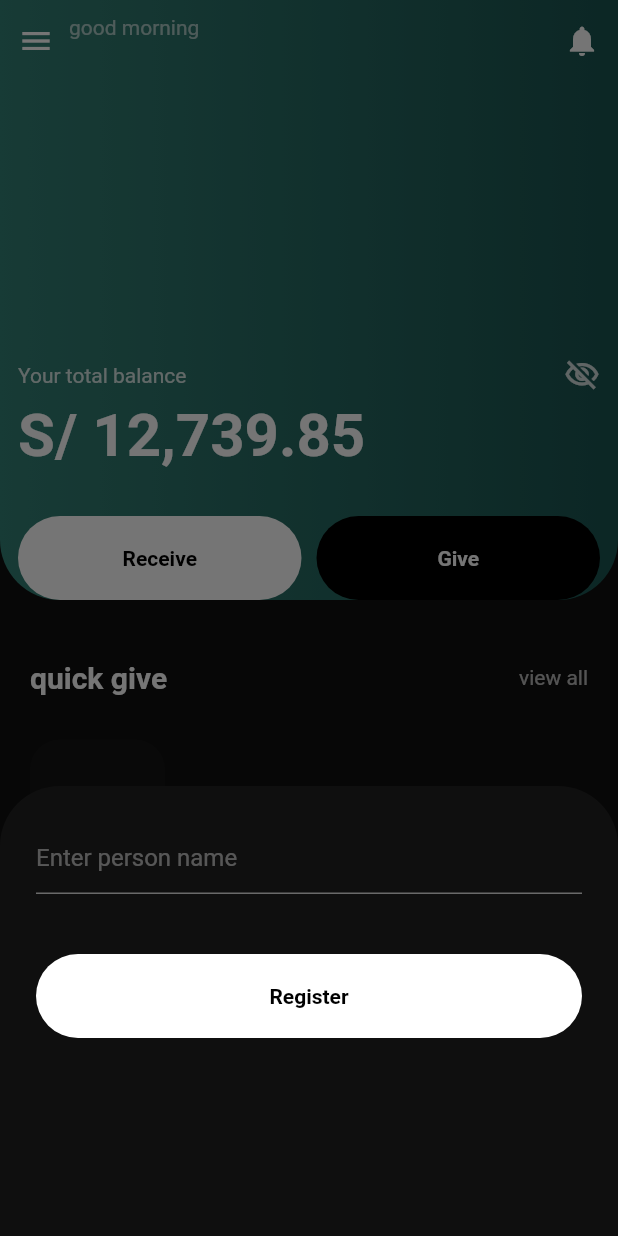
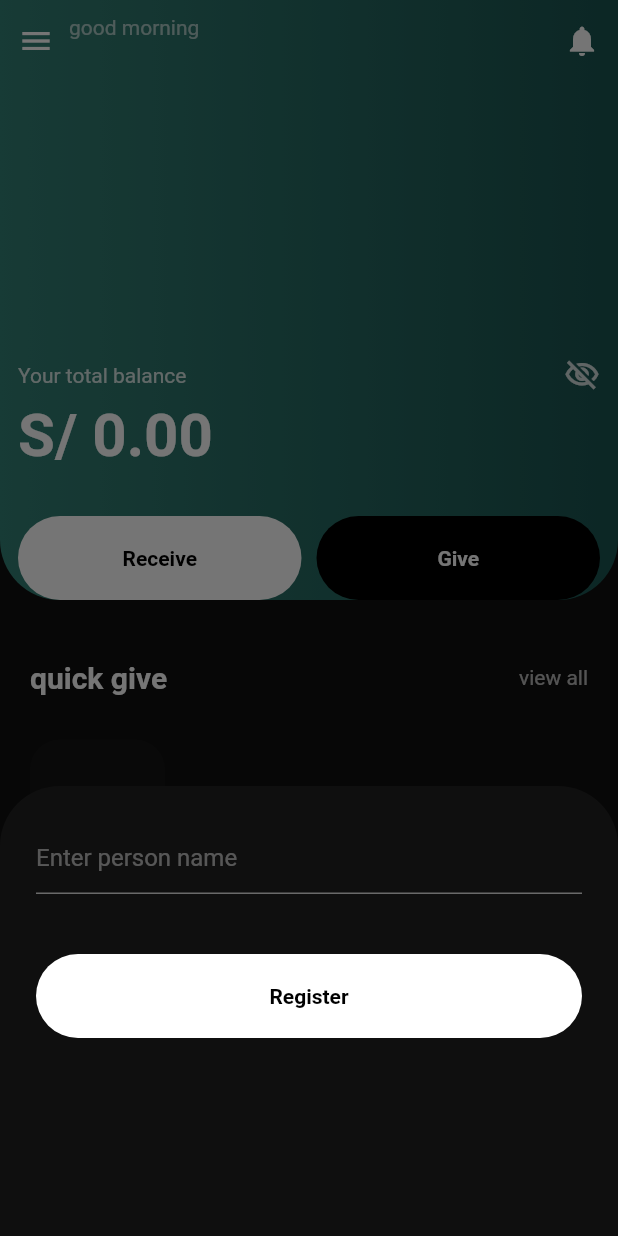
Before and after one commit to bzapata95/moloplay, a Flutter app: the Dashboard screen opened by its route, after a tap on an icon or button, on a phone screen of 412 x 824 dp. Run offline on Flutter 3.47's test engine with Material 2 defaults, Android fonts, the phone set to English and light mode, and no system bars; our stand-ins replace bloc, equatable, flutter_bloc, flutter_native_splash, shared_preferences, slide_to_act and 1 more; missing offline and left inert: onscreen_num_keyboard; accounts and stored records are empty.

Commit message:
register transactions list transactions

```diff
--- a/lib/blocs/business/business_bloc.dart
+++ b/lib/blocs/business/business_bloc.dart
@@ -12,37 +12,67 @@ class BusinessBloc extends Bloc<BusinessEvent, BusinessState> {
       : super(const BusinessState(
           persons: [],
           personSelected: null,
+          transactions: [],
         )) {
     on<OnAddPersonEvent>(_onAddPersons);
     on<OnLoadPersonsOfDbEvent>(((event, emit) => emit(state.copyWith(
           persons: event.persons,
         ))));
-    on<OnSelectedPersonForRegisterTransactionEvent>(
-        ((event, emit) => emit(state.copyWith(
-              personSelected: event.person,
-              typeTransaction: event.type,
-            ))));
+    on<OnRegisterTransactionEvent>(((event, emit) => emit(state.copyWith(
+          personSelected: event.person,
+          typeTransaction: event.type,
+        ))));
     on<OnCreateTransactionEvent>(_onCreateTransaction);
+    on<OnLoadTotalBalanceEvent>(
+        ((event, emit) => emit(state.copyWith(totalBalance: event.amount))));
+    on<OnLoadTransactionsEvent>(((event, emit) => emit(state.copyWith(
+          transactions: event.transactions,
+        ))));
 
     _init();
   }
 
   Future<void> _init() async {
     final persons = await SQLHelper.getPersons();
+    await loadTransactions();
+    await loadTotalBalance();
+
     final formatted = persons
         .map((e) => Person(
               id: e['id'],
               name: e['name'],
               urlImage: e['urlImage'],
+              balance: double.tryParse(e['balance'].toString()) ?? 0,
               createdAt: e['createdAt'],
             ))
         .toList();
+
     add(OnLoadPersonsOfDbEvent(formatted));
+  }
+
+  Future<void> loadTransactions() async {
+    final transactions = await SQLHelper.getTransactions();
+    final formattedTransactions = transactions
+        .map((e) => Transaction(
+              amount: double.parse(e['amount'].toString()),
+              createdAt: DateTime.parse(e['createAt']),
+              id: e['id'],
+              name: e['name'],
+              type: e['type'] != null ? e['type'].toString() : "",
+            ))
+        .toList();
+    add(OnLoadTransactionsEvent(formattedTransactions));
+  }
+
+  Future<void> loadTotalBalance() async {
+    final totalBalance = await SQLHelper.sumTotalBalance();
+    add(OnLoadTotalBalanceEvent(totalBalance));
   }
 
   _onAddPersons(OnAddPersonEvent event, Emitter<BusinessState> emit) async {
     final personInsert = await SQLHelper.createPerson(name: event.name);
-    final person = Person(id: personInsert, name: event.name);
+    final person = Person(
+        id: personInsert, name: event.name, balance: double.parse('0.0'));
     emit(state.copyWith(persons: [person, ...state.persons]));
   }
 
@@ -52,12 +82,27 @@ class BusinessBloc extends Bloc<BusinessEvent, BusinessState> {
     final typeTransaction = event.type;
     final amount = event.amount;
 
-    final idTransaction = await SQLHelper.createTransaction(
+    await SQLHelper.createTransaction(
       amount: amount,
-      personId: person.id,
+      person: person,
       type: typeTransaction,
     );
 
-    print(idTransaction);
+    final newMap = state.persons.map((e) {
+      if (e.id == event.person.id) {
+        final calculateAmount = event.type == TypeTransaction.give
+            ? (person.balance ?? 0) + amount
+            : (person.balance ?? 0) - amount;
+
+        return Person(
+            id: person.id,
+            name: person.name,
+            balance: calculateAmount,
+            createdAt: person.createdAt);
+      }
+      return e;
+    }).toList();
+    await Future.wait([loadTotalBalance(), loadTransactions()]);
+    add(OnLoadPersonsOfDbEvent(newMap));
   }
 }
--- a/lib/blocs/business/business_event.dart
+++ b/lib/blocs/business/business_event.dart
@@ -19,12 +19,12 @@ class OnLoadPersonsOfDbEvent extends BusinessEvent {
   const OnLoadPersonsOfDbEvent(this.persons);
 }
 
-class OnSelectedPersonForRegisterTransactionEvent extends BusinessEvent {
-  final Person person;
+class OnRegisterTransactionEvent extends BusinessEvent {
+  final Person? person;
   final TypeTransaction type;
 
-  const OnSelectedPersonForRegisterTransactionEvent({
-    required this.person,
+  const OnRegisterTransactionEvent({
+    this.person,
     required this.type,
   });
 }
@@ -40,3 +40,15 @@ class OnCreateTransactionEvent extends BusinessEvent {
     required this.amount,
   });
 }
+
+class OnLoadTotalBalanceEvent extends BusinessEvent {
+  final String amount;
+
+  const OnLoadTotalBalanceEvent(this.amount);
+}
+
+class OnLoadTransactionsEvent extends BusinessEvent {
+  final List<Transaction> transactions;
+
+  const OnLoadTransactionsEvent(this.transactions);
+}
--- a/lib/blocs/business/business_state.dart
+++ b/lib/blocs/business/business_state.dart
@@ -4,24 +4,38 @@ class BusinessState extends Equatable {
   final List<Person> persons;
   final Person? personSelected;
   final TypeTransaction? typeTransaction;
+  final String totalBalance;
+  final List<Transaction> transactions;
 
   const BusinessState({
     required this.persons,
     this.personSelected,
     this.typeTransaction,
+    this.totalBalance = "0.00",
+    required this.transactions,
   });
 
   BusinessState copyWith({
     List<Person>? persons,
     Person? personSelected,
     TypeTransaction? typeTransaction,
+    String? totalBalance,
+    List<Transaction>? transactions,
   }) =>
       BusinessState(
         persons: persons ?? this.persons,
-        personSelected: personSelected ?? this.personSelected,
+        personSelected: personSelected,
         typeTransaction: typeTransaction ?? this.typeTransaction,
+        totalBalance: totalBalance ?? this.totalBalance,
+        transactions: transactions ?? this.transactions,
       );
 
   @override
-  List<Object?> get props => [persons, personSelected, typeTransaction];
+  List<Object?> get props => [
+        persons,
+        personSelected,
+        typeTransaction,
+        totalBalance,
+        transactions,
+      ];
 }
--- a/lib/helpers/sql_helpers.dart
+++ b/lib/helpers/sql_helpers.dart
@@ -1,4 +1,5 @@
 import 'package:flutter/foundation.dart';
+import 'package:molopay/models/person.dart';
 import 'package:sqflite/sqflite.dart' as sql;
 
 import '../models/transaction.dart';
@@ -10,6 +11,7 @@ class SQLHelper {
         id INTEGER PRIMARY KEY AUTOINCREMENT NOT NULL,
         name TEXT,
         urlImage TEXT NULL,
+        balance DECIMAL(20,10) DEFAULT 0.0,
         createAt TIMESTAMP NOT NULL DEFAULT CURRENT_TIMESTAMP
       )
     """);
@@ -70,14 +72,14 @@ class SQLHelper {
   }
 
   static Future<int> createTransaction({
-    required int personId,
+    required Person person,
     required TypeTransaction type,
     required double amount,
   }) async {
     final db = await SQLHelper.db();
 
     final data = {
-      'personId': personId,
+      'personId': person.id,
       'type': type == TypeTransaction.give ? 'GIVE' : 'RECEIVE',
       'amount': amount,
     };
@@ -86,6 +88,35 @@ class SQLHelper {
       data,
       conflictAlgorithm: sql.ConflictAlgorithm.replace,
     );
+
+    final update = await db.update(
+        'persons',
+        {
+          'balance': type == TypeTransaction.give
+              ? (person.balance ?? 0) + amount
+              : (person.balance ?? 0) - amount,
+        },
+        where: "id = ?",
+        whereArgs: [person.id]);
+
     return id;
   }
+
+  static Future<String> sumTotalBalance() async {
+    final db = await SQLHelper.db();
+
+    final result = await db.rawQuery('SELECT sum(balance)  FROM persons');
+
+    return result.first['sum(balance)'] != null
+        ? double.parse(result.first['sum(balance)'].toString())
+            .toStringAsFixed(2)
+        : 0.toStringAsFixed(2);
+  }
+
+  static Future<List<Map<String, dynamic>>> getTransactions() async {
+    final db = await SQLHelper.db();
+    final result = await db.rawQuery(
+        'SELECT *  FROM transactions  INNER JOIN persons ON transactions.personId = persons.id ORDER BY createAt DESC LIMIT 5');
+    return result;
+  }
 }
--- a/lib/models/person.dart
+++ b/lib/models/person.dart
@@ -3,11 +3,13 @@ class Person {
   final String name;
   final String? urlImage;
   final DateTime? createdAt;
+  final double? balance;
 
   Person({
     required this.id,
     required this.name,
     this.urlImage,
     this.createdAt,
+    this.balance,
   });
 }
--- a/lib/models/transaction.dart
+++ b/lib/models/transaction.dart
@@ -1,17 +1,16 @@
-import 'package:molopay/models/person.dart';
-
 enum TypeTransaction { give, receive }
 
 class Transaction {
-  final String id;
+  final int id;
   final double amount;
-  final TypeTransaction type;
-  final Person person;
+  final String type;
+  final String name;
+  final DateTime createdAt;
 
-  Transaction({
-    required this.id,
-    required this.amount,
-    required this.type,
-    required this.person,
-  });
+  Transaction(
+      {required this.id,
+      required this.amount,
+      required this.type,
+      required this.name,
+      required this.createdAt});
 }
--- a/lib/pages/dashboard.dart
+++ b/lib/pages/dashboard.dart
@@ -2,11 +2,9 @@ import 'package:flutter/material.dart';
 import 'package:flutter_bloc/flutter_bloc.dart';
 import 'package:molopay/blocs/authentication/authentication_bloc.dart';
 import 'package:molopay/blocs/business/business_bloc.dart';
-import 'package:molopay/models/person.dart';
 import 'package:molopay/models/transaction.dart';
 import 'package:molopay/routes/routes.dart';
-import 'package:molopay/views/bottom_sheet_create_person.dart';
-import 'package:molopay/widgets/avatar.dart';
+import 'package:molopay/views/list_persons.dart';
 import 'package:molopay/widgets/button.dart';
 import 'package:molopay/widgets/card_transaction.dart';
 import 'package:molopay/widgets/header.dart';
@@ -18,9 +16,10 @@ class Dashboard extends StatelessWidget {
   Widget build(BuildContext context) {
     final businessBloc = BlocProvider.of<BusinessBloc>(context, listen: true);
     return Scaffold(
-      body: Column(
+      body: SingleChildScrollView(
+        child: Column(
           children: [
-          const _HeaderDashboard(),
+            _HeaderDashboard(businessBloc: businessBloc),
             Column(children: [
               Column(
                 children: [
@@ -35,107 +34,45 @@ class Dashboard extends StatelessWidget {
                   const SizedBox(
                     height: 20,
                   ),
-                SizedBox(
-                  height: 115,
-                  child: ListView(
-                    scrollDirection: Axis.horizontal,
-                    padding: const EdgeInsets.only(left: 20),
-                    children: [
-                      const _ButtonAdd(),
-                      ...businessBloc.state.persons.map((e) => GestureDetector(
-                            onTap: () {
-                              businessBloc.add(
-                                  OnSelectedPersonForRegisterTransactionEvent(
-                                      person: e, type: TypeTransaction.give));
-                              Navigator.pushNamed(
-                                  context, Routes.registerTransaction);
-                            },
-                            child: Container(
-                              width: 90,
-                              margin: const EdgeInsets.only(right: 12),
-                              child: Column(
-                                mainAxisAlignment:
-                                    MainAxisAlignment.spaceBetween,
-                                crossAxisAlignment: CrossAxisAlignment.center,
-                                children: [
-                                  Avatar(
-                                    size: 90,
-                                    radius: 30,
-                                    name: e.name,
-                                  ),
-                                  Text(
-                                    e.name,
-                                    textAlign: TextAlign.center,
-                                    style: const TextStyle(
-                                      overflow: TextOverflow.ellipsis,
-                                    ),
-                                  )
-                                ],
-                              ),
-                            ),
-                          ))
-                    ],
-                  ),
-                )
+                  const ListPersons(type: TypeTransaction.give)
                 ],
               ),
               const SizedBox(
                 height: 40,
               ),
-            Padding(
+              SafeArea(
+                top: false,
+                child: Padding(
                   padding: const EdgeInsets.symmetric(horizontal: 20)
                       .copyWith(bottom: 10),
-              child: Column(
-                children: const [
-                  Header(
+                  child: BlocBuilder<BusinessBloc, BusinessState>(
+                      builder: (_, state) {
+                    return Column(
+                      children: [
+                        const Header(
                           title: 'history',
                           titleButton: 'view all',
                         ),
-                  SizedBox(
+                        const SizedBox(
                           height: 20,
                         ),
-                  CardTransaction()
+                        ...state.transactions.map((e) => Column(
+                              children: [
+                                CardTransaction(
+                                  transaction: e,
+                                ),
+                                const SizedBox(
+                                  height: 12,
+                                )
                               ],
+                            ))
+                      ],
+                    );
+                  }),
                 ),
               ),
             ])
           ],
-      ),
-    );
-  }
-}
-
-class _ButtonAdd extends StatelessWidget {
-  const _ButtonAdd({
-    super.key,
-  });
-
-  @override
-  Widget build(BuildContext context) {
-    return GestureDetector(
-      onTap: () {
-        showModalBottomSheet(
-            context: context,
-            backgroundColor: Colors.transparent,
-            builder: (_) {
-              return const BottomSheetCreatePerson();
-            });
-      },
-      child: Container(
-        width: 90,
-        margin: const EdgeInsets.only(right: 12),
-        child: Container(
-          height: 90,
-          decoration: BoxDecoration(
-            color: const Color.fromARGB(255, 58, 58, 58).withOpacity(0.1),
-            borderRadius: const BorderRadius.all(Radius.circular(20)),
-          ),
-          child: const Center(
-            child: Text(
-              "+",
-              style: TextStyle(fontSize: 40),
-            ),
-          ),
         ),
       ),
     );
@@ -143,8 +80,10 @@ class _ButtonAdd extends StatelessWidget {
 }
 
 class _HeaderDashboard extends StatelessWidget {
+  final BusinessBloc businessBloc;
   const _HeaderDashboard({
     super.key,
+    required this.businessBloc,
   });
 
   @override
@@ -161,7 +100,7 @@ class _HeaderDashboard extends StatelessWidget {
                   bottomLeft: borderRadiusContainerHeader,
                   bottomRight: borderRadiusContainerHeader)),
         ),
-        Container(
+        SizedBox(
           height: 400,
           child: SafeArea(
             child: Padding(
@@ -221,9 +160,12 @@ class _HeaderDashboard extends StatelessWidget {
                       const SizedBox(
                         height: 5,
                       ),
-                      const Text('S/ 12,739.85',
-                          style: TextStyle(
-                              fontSize: 40, fontWeight: FontWeight.bold)),
+                      BlocBuilder<BusinessBloc, BusinessState>(
+                          builder: (_, state) {
+                        return Text('S/ ${state.totalBalance}',
+                            style: const TextStyle(
+                                fontSize: 40, fontWeight: FontWeight.bold));
+                      }),
                       const SizedBox(
                         height: 30,
                       ),
@@ -231,6 +173,8 @@ class _HeaderDashboard extends StatelessWidget {
                         children: [
                           Button(
                             onPressed: () {
+                              businessBloc.add(const OnRegisterTransactionEvent(
+                                  person: null, type: TypeTransaction.receive));
                               Navigator.pushNamed(
                                   context, Routes.registerTransaction);
                             },
@@ -242,6 +186,10 @@ class _HeaderDashboard extends StatelessWidget {
                           ),
                           Button(
                               onPressed: () {
+                                businessBloc.add(
+                                    const OnRegisterTransactionEvent(
+                                        person: null,
+                                        type: TypeTransaction.give));
                                 Navigator.pushNamed(
                                     context, Routes.registerTransaction);
                               },
--- /dev/null
+++ b/lib/views/list_persons.dart
@@ -0,0 +1,105 @@
+import 'package:flutter/material.dart';
+import 'package:flutter_bloc/flutter_bloc.dart';
+import 'package:molopay/blocs/business/business_bloc.dart';
+import 'package:molopay/models/transaction.dart';
+import 'package:molopay/routes/routes.dart';
+import 'package:molopay/views/bottom_sheet_create_person.dart';
+import 'package:molopay/widgets/avatar.dart';
+
+class ListPersons extends StatelessWidget {
+  final bool redirect;
+  final TypeTransaction type;
+  const ListPersons({
+    super.key,
+    required this.type,
+    this.redirect = true,
+  });
+
+  @override
+  Widget build(BuildContext context) {
+    final businessBloc = BlocProvider.of<BusinessBloc>(context, listen: true);
+    return SizedBox(
+      height: 115,
+      child: BlocBuilder<BusinessBloc, BusinessState>(
+        builder: (context, state) {
+          return ListView(
+            scrollDirection: Axis.horizontal,
+            padding: const EdgeInsets.only(left: 20),
+            children: [
+              const _ButtonAdd(),
+              ...state.persons.map((e) => GestureDetector(
+                    onTap: () {
+                      businessBloc.add(
+                          OnRegisterTransactionEvent(person: e, type: type));
+                      if (redirect) {
+                        Navigator.pushNamed(
+                            context, Routes.registerTransaction);
+                      }
+                    },
+                    child: Container(
+                      width: 90,
+                      margin: const EdgeInsets.only(right: 12),
+                      child: Column(
+                        mainAxisAlignment: MainAxisAlignment.spaceBetween,
+                        crossAxisAlignment: CrossAxisAlignment.center,
+                        children: [
+                          Avatar(
+                            size: 90,
+                            radius: 30,
+                            name: e.name,
+                          ),
+                          Text(
+                            e.name,
+                            textAlign: TextAlign.center,
+                            style: const TextStyle(
+                              overflow: TextOverflow.ellipsis,
+                            ),
+                          )
+                        ],
+                      ),
+                    ),
+                  ))
+            ],
+          );
+        },
+      ),
+    );
+  }
+}
+
+class _ButtonAdd extends StatelessWidget {
+  const _ButtonAdd({
+    super.key,
+  });
+
+  @override
+  Widget build(BuildContext context) {
+    return GestureDetector(
+      onTap: () {
+        showModalBottomSheet(
+            context: context,
+            backgroundColor: Colors.transparent,
+            builder: (_) {
+              return const BottomSheetCreatePerson();
+            });
+      },
+      child: Container(
+        width: 90,
+        margin: const EdgeInsets.only(right: 12),
+        child: Container(
+          height: 90,
+          decoration: BoxDecoration(
+            color: const Color.fromARGB(255, 58, 58, 58).withOpacity(0.1),
+            borderRadius: const BorderRadius.all(Radius.circular(20)),
+          ),
+          child: const Center(
+            child: Text(
+              "+",
+              style: TextStyle(fontSize: 40),
+            ),
+          ),
+        ),
+      ),
+    );
+  }
+}
--- a/lib/widgets/avatar.dart
+++ b/lib/widgets/avatar.dart
@@ -19,7 +19,7 @@ class Avatar extends StatelessWidget {
       height: size,
       decoration: BoxDecoration(
           borderRadius: BorderRadius.all(Radius.circular(radius)),
-          color: Colors.primaries[1]),
+          color: Colors.primaries[name!.length <= 17 ? name!.length : 17]),
       child: Center(
           child: Text(
         name != null ? name!.substring(0, 1) : "U",
--- a/lib/widgets/card_transaction.dart
+++ b/lib/widgets/card_transaction.dart
@@ -1,8 +1,15 @@
 import 'package:flutter/material.dart';
+import 'package:intl/intl.dart';
+import 'package:molopay/models/transaction.dart';
 import 'package:molopay/widgets/avatar.dart';
 
 class CardTransaction extends StatelessWidget {
-  const CardTransaction({super.key});
+  final Transaction transaction;
+
+  const CardTransaction({
+    super.key,
+    required this.transaction,
+  });
 
   @override
   Widget build(BuildContext context) {
@@ -19,7 +26,9 @@ class CardTransaction extends StatelessWidget {
             Row(mainAxisAlignment: MainAxisAlignment.spaceBetween, children: [
           Row(
             children: [
-              const Avatar(),
+              Avatar(
+                name: transaction.name,
+              ),
               const SizedBox(
                 width: 10,
               ),
@@ -27,12 +36,12 @@ class CardTransaction extends StatelessWidget {
                 mainAxisSize: MainAxisSize.min,
                 crossAxisAlignment: CrossAxisAlignment.start,
                 children: [
-                  Text('Irving Angelo'),
+                  Text(transaction.name),
                   const SizedBox(
                     height: 2,
                   ),
                   Text(
-                    '16/04/23',
+                    DateFormat.yMMMMEEEEd().format(transaction.createdAt),
                     style: TextStyle(
                         color: Colors.white.withOpacity(0.5), fontSize: 12),
                   ),
@@ -40,8 +49,14 @@ class CardTransaction extends StatelessWidget {
               )
             ],
           ),
-          Text('- S/ 100',
-              style: TextStyle(fontSize: 18, fontWeight: FontWeight.bold))
+          Text(
+              '${transaction.type == 'GIVE' ? '+' : '-'} S/ ${transaction.amount.toStringAsFixed(2)}',
+              style: TextStyle(
+                  fontSize: 18,
+                  fontWeight: FontWeight.bold,
+                  color: transaction.type == 'GIVE'
+                      ? Colors.greenAccent.shade400
+                      : Colors.redAccent.shade400))
         ]),
       ),
     );
--- a/pubspec.yaml
+++ b/pubspec.yaml
@@ -36,11 +36,11 @@ dependencies:
   flutter_native_splash: ^2.2.19
   bloc: ^8.1.1
   equatable: ^2.0.5
-  google_maps_flutter: ^2.2.2
   flutter_bloc: ^8.1.2
   shared_preferences: ^2.1.0
   uuid: ^3.0.7
   sqflite: ^2.2.7
+  intl: ^0.18.1
 
 dev_dependencies:
   flutter_test:
```
Also changed, not shown: lib/pages/register_transaction.dart (+58 -35 lines), pubspec.lock, 2 other files. Lines whose indentation alone changed are shown as unchanged.
